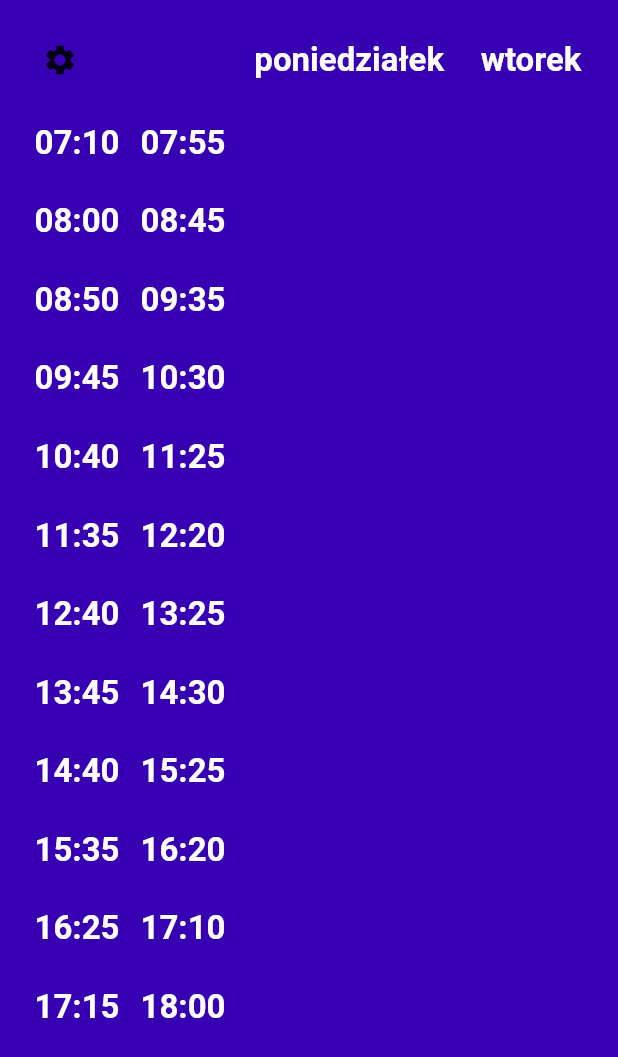
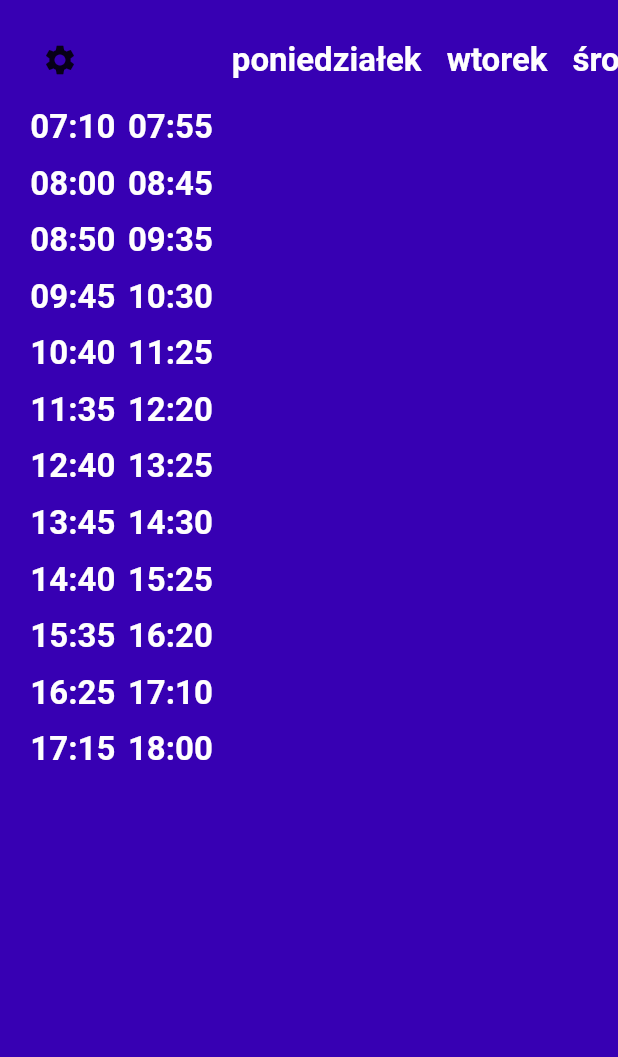
Before and after one commit to alkor97/week_plan_flutter, a Flutter app: the screen it shows after launch, on a phone screen of 412 x 824 dp. Shown: the top 1057 px of the screen. Run offline on Flutter 3.47's test engine with Material 2 defaults, Android fonts, the phone set to English and light mode, and no system bars; network calls fail.

Commit message:
Time table reformatted

```diff
--- a/lib/main.dart
+++ b/lib/main.dart
@@ -39,9 +39,6 @@ class MyHomePage extends StatefulWidget {
 }
 
 class _MyHomePageState extends State<MyHomePage> {
-  final _rowHeightMultiplier = 1.5;
-  final _rowSeparatorMultiplier = 0.25;
-
   final DataProvider dataProvider = DataProviders.remote();
   bool shortenedTimeSlots = false;
   bool allTimeSlots = false;
@@ -111,9 +108,9 @@ class _MyHomePageState extends State<MyHomePage> {
     return fontSize! * height!;
   }
 
-  double get _rowHeight => _rowHeightMultiplier * _textHeight();
+  double get _rowHeight => _textHeight() * 1.2;
 
-  double get _rowSeparatorHeight => _rowHeight * _rowSeparatorMultiplier;
+  double get _rowSeparatorHeight => _rowHeight / 8.0;
 
   TextStyle? _textStyle({bool smaller = false, bool bold = false}) =>
       (smaller ? _smallerTextStyle(bold: bold) : _defaultTextStyle(bold: bold))
@@ -122,13 +119,13 @@ class _MyHomePageState extends State<MyHomePage> {
   Widget _text(String text, {bool smaller = false, bool bold = false}) =>
       Text(text, style: _textStyle(smaller: smaller, bold: bold));
 
-  double get _defaultPadding => _rowHeight / 6.0;
+  double get _defaultPadding => _rowHeight / 8.0;
 
-  double get _verticalPadding => _rowHeight / 12.0;
+  double get _verticalPadding => 0.0;
 
   double get _smallerPadding => _rowHeight / 24.0;
 
-  double get _columnPadding => _rowHeight / 8.0;
+  double get _columnPadding => _rowHeight / 4.0;
 
   EdgeInsets get _leftPadding => EdgeInsets.fromLTRB(
       _defaultPadding, _verticalPadding, _smallerPadding, _verticalPadding);
@@ -142,24 +139,22 @@ class _MyHomePageState extends State<MyHomePage> {
   Color _backgroundColor(bool highlighted) =>
       highlighted ? _highlightedColor : _normalColor;
 
-  Widget _left(String text, {bool highlighted = false}) => Expanded(
+  Widget _subject(String text, {bool highlighted = false}) => Expanded(
           child: Container(
         padding: _leftPadding,
         height: _rowHeight,
         color: _backgroundColor(highlighted),
-        alignment: Alignment.centerRight,
+        alignment: Alignment.topRight,
         child: _text(text),
       ));
 
-  Widget _right(String text,
-          {bool highlighted = false,
-          bool smaller = false,
-          Alignment alignment = Alignment.bottomLeft}) =>
+  Widget _location(String text,
+          {bool highlighted = false, bool smaller = false}) =>
       Container(
         padding: _rightPadding,
         height: _rowHeight,
         color: _backgroundColor(highlighted),
-        alignment: alignment,
+        alignment: Alignment.bottomLeft,
         child: _text(text, smaller: smaller),
       );
 
@@ -175,15 +170,17 @@ class _MyHomePageState extends State<MyHomePage> {
         child: _dayTime(dayTime),
       );
 
-  Iterable<Widget> _dayTimeColumns(TimeSlot timeSlot, {bool highlighted = false}) => [
+  Iterable<Widget> _dayTimeColumns(TimeSlot timeSlot,
+          {bool highlighted = false}) =>
+      [
         _dayTimeContainer(timeSlot.from, _dayTimePadding, highlighted),
         _dayTimeContainer(timeSlot.until, _dayTimePadding, highlighted),
       ];
 
   Widget _row(String name, String location, {bool highlighted = false}) => Row(
         children: [
-          _left(name, highlighted: highlighted),
-          _right(location, highlighted: highlighted, smaller: true),
+          _subject(name, highlighted: highlighted),
+          _location(location, highlighted: highlighted, smaller: true),
         ],
       );
 
@@ -197,18 +194,19 @@ class _MyHomePageState extends State<MyHomePage> {
         color: _backgroundColor(highlighted),
       );
 
-  Widget _center(Widget widget) => Container(
-        color: _normalColor,
+  Widget _cellPadding(Widget widget, {bool highlighted = false}) => TableCell(
+        verticalAlignment: TableCellVerticalAlignment.fill,
+        child: Container(
+          padding: EdgeInsets.symmetric(horizontal: _columnPadding),
           alignment: Alignment.center,
-        padding: EdgeInsets.all(_defaultPadding),
+          color: _backgroundColor(highlighted),
           child: widget,
+        ),
       );
 
-  Widget _columnsPadding(Widget widget) => Padding(
-      padding: EdgeInsets.symmetric(horizontal: _columnPadding), child: widget);
-
-  Widget _weekDayWidget(WeekDay weekDay) =>
-      _columnsPadding(_center(_text(formatWeekDay(weekDay), bold: true)));
+  Widget _weekDayWidget(WeekDay weekDay, {bool highlighted = false}) =>
+      _cellPadding(_text(formatWeekDay(weekDay), bold: true),
+          highlighted: highlighted);
 
   PopupMenuItem<int> _switchMenuOption(
           String title, bool Function() getState, Function(bool) onChange) =>
@@ -242,6 +240,9 @@ class _MyHomePageState extends State<MyHomePage> {
       );
 
   List<TableRow> _createRows() {
+    final now = DateTime.now();
+    final currentWeekDay = WeekDay.of(now);
+
     final weekPlan = WeekPlanProvider().from(
         weekPlanData, getTimeSlots(shortened: shortenedTimeSlots),
         allTimeSlots: allTimeSlots);
@@ -250,12 +251,11 @@ class _MyHomePageState extends State<MyHomePage> {
       TableRow(children: [
         Wrap(children: [_popupButton()]),
         _emptyRow(),
-        ...weekDays.map(_weekDayWidget)
+        ...weekDays
+            .map((e) => _weekDayWidget(e, highlighted: e == currentWeekDay))
       ])
     ];
 
-    final now = DateTime.now();
-    final currentWeekDay = WeekDay.of(now);
     for (final timeSlot in weekPlan.timeSlots) {
       final isActive = timeSlot.isActiveAt(now);
       if (timeSlot is RecessSlot) {
@@ -263,8 +263,8 @@ class _MyHomePageState extends State<MyHomePage> {
         rows.add(TableRow(children: [
           _rowSeparator(highlighted: isActive),
           _rowSeparator(highlighted: isActive),
-          ...weekDays.map(
-              (e) => _rowSeparator(highlighted: isActive && e == currentWeekDay))
+          ...weekDays.map((e) =>
+              _rowSeparator(highlighted: isActive && e == currentWeekDay))
         ]));
       } else {
         // content row
@@ -273,7 +273,7 @@ class _MyHomePageState extends State<MyHomePage> {
           ...weekDays.map((weekDay) {
             final content = weekPlan.get(on: weekDay, at: timeSlot);
             final highlight = isActive && weekDay == currentWeekDay;
-            return _columnsPadding(content != null
+            return _cellPadding(content != null
                 ? _row(content.subject, content.location,
                     highlighted: highlight)
                 : _emptyRow(highlighted: highlight));
@@ -288,9 +288,10 @@ class _MyHomePageState extends State<MyHomePage> {
   Widget build(BuildContext context) {
     return Scaffold(
       backgroundColor: _normalColor,
-      body: SingleChildScrollView(
+      body: SafeArea(
+        child: SingleChildScrollView(
           scrollDirection: Axis.horizontal,
-        child: SafeArea(child: SingleChildScrollView(
+          child: SingleChildScrollView(
             scrollDirection: Axis.vertical,
             child: Padding(
               padding: const EdgeInsets.all(16.0),
@@ -301,7 +302,8 @@ class _MyHomePageState extends State<MyHomePage> {
                   children: _createRows()),
             ),
           ),
-      ),),
+        ),
+      ),
     );
   }
 }
```
Lines whose indentation alone changed are shown as unchanged.
